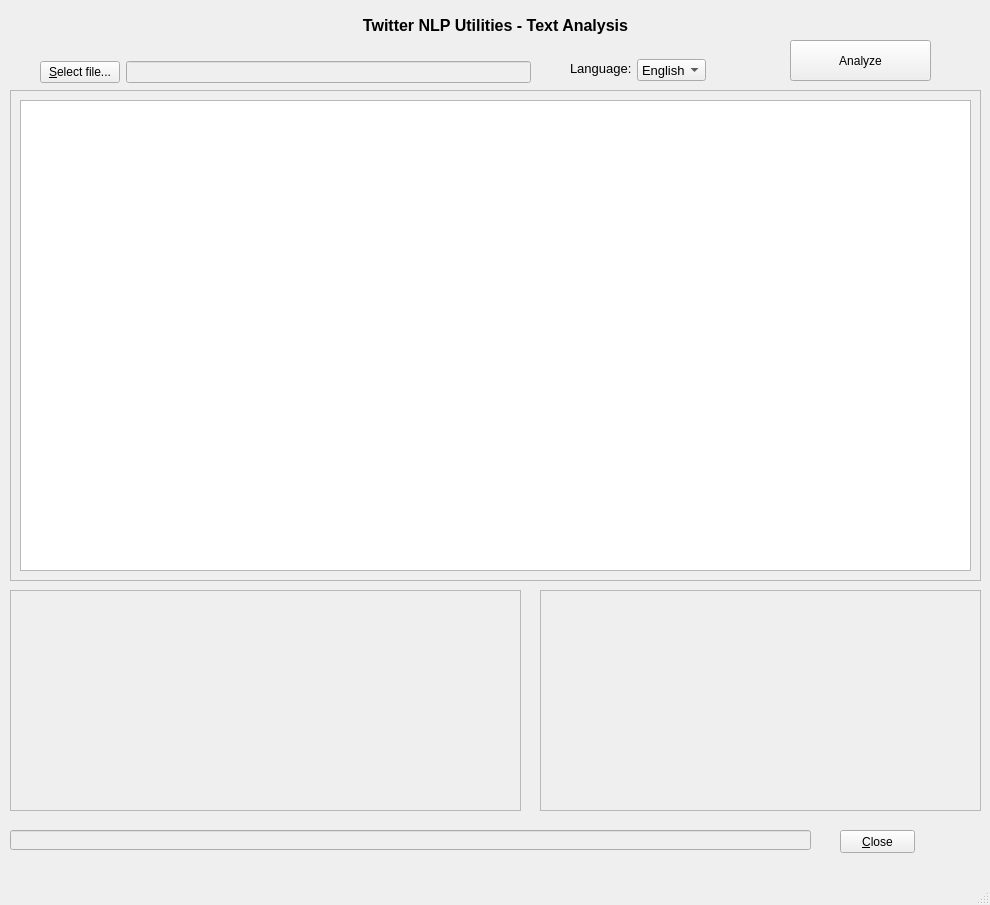
The window that gui_test/tweet_text_analysis.ui (steincastillo/twitter-NLP) describes before a commit, drawn with Qt 5.
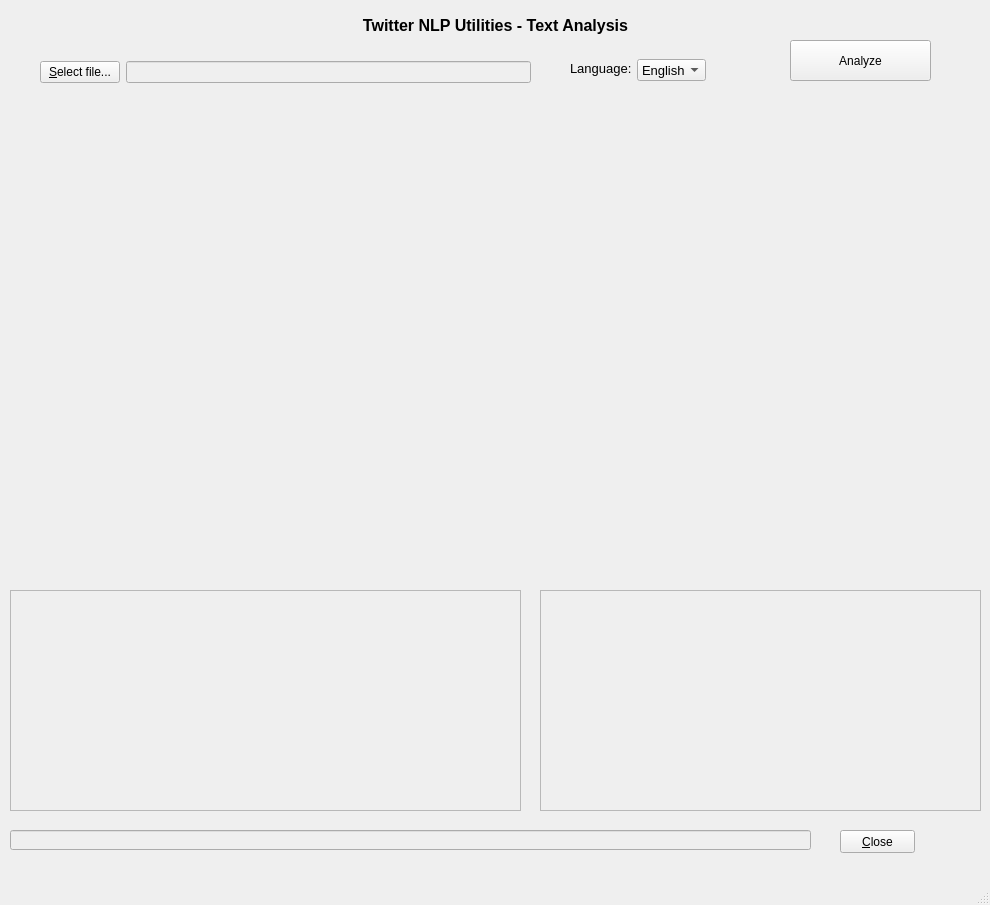
The same window after the commit.

Commit message: Added word frequency display, general code cleanup

Patch:
```diff
--- a/gui_test/tweet_text_analysis.ui
+++ b/gui_test/tweet_text_analysis.ui
@@ -63,34 +63,6 @@
      </rect>
     </property>
    </widget>
-   <widget class="QScrollArea" name="scrollArea">
-    <property name="geometry">
-     <rect>
-      <x>10</x>
-      <y>90</y>
-      <width>971</width>
-      <height>491</height>
-     </rect>
-    </property>
-    <property name="widgetResizable">
-     <bool>true</bool>
-    </property>
-    <widget class="QWidget" name="scrollAreaWidgetContents">
-     <property name="geometry">
-      <rect>
-       <x>0</x>
-       <y>0</y>
-       <width>969</width>
-       <height>489</height>
-      </rect>
-     </property>
-     <layout class="QGridLayout" name="gridLayout">
-      <item row="0" column="0">
-       <widget class="QGraphicsView" name="gCloud"/>
-      </item>
-     </layout>
-    </widget>
-   </widget>
    <widget class="QTextBrowser" name="tDetails">
     <property name="enabled">
      <bool>false</bool>
@@ -185,7 +157,17 @@
      <string>Language:</string>
     </property>
    </widget>
-   <widget class="QWidget" name="">
+   <widget class="QWidget" name="widget" native="true">
+    <property name="geometry">
+     <rect>
+      <x>20</x>
+      <y>100</y>
+      <width>951</width>
+      <height>471</height>
+     </rect>
+    </property>
+   </widget>
+   <widget class="QWidget" name="layoutWidget">
     <property name="geometry">
      <rect>
       <x>40</x>
```
Left out of the diff: 5 changed lines with no effect on the pictures. The commit also changes 1 other file.
